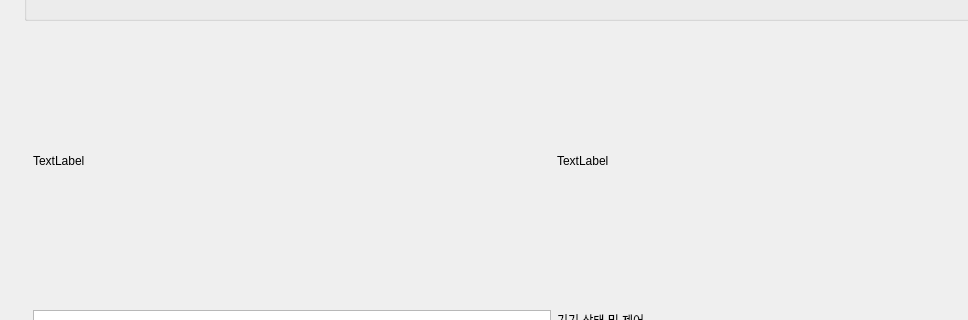
VisionCraft2025/client_qt, file client_qt/mainwindow.ui: the form before one commit; both pictures show x 0 to 968 and y 164 to 484 of the 1107 by 778 pixel window.
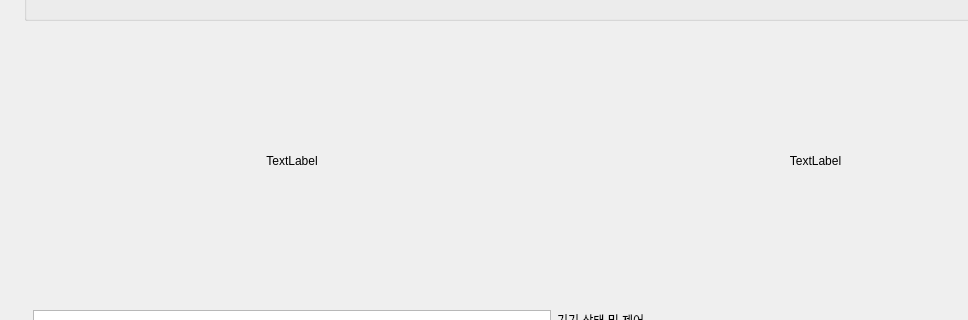
The form after the commit.

Commit message: Style/#8: Center-align video

```diff
--- a/client_qt/mainwindow.ui
+++ b/client_qt/mainwindow.ui
@@ -230,6 +230,9 @@
               <property name="text">
                <string>TextLabel</string>
               </property>
+              <property name="alignment">
+               <set>Qt::AlignmentFlag::AlignCenter</set>
+              </property>
              </widget>
             </item>
             <item>
@@ -243,6 +246,9 @@
               <property name="text">
                <string>TextLabel</string>
               </property>
+              <property name="alignment">
+               <set>Qt::AlignmentFlag::AlignCenter</set>
+              </property>
              </widget>
             </item>
            </layout>
```
The commit also changes 1 other file.
